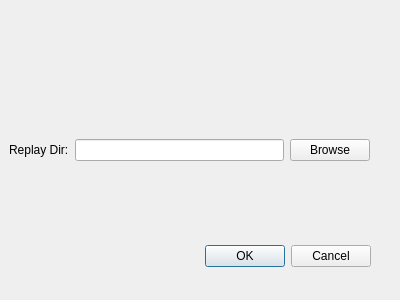
First picture: the form in preferences.ui, repository computerfr33k/Dota2_Replay_Manager, before the edit.
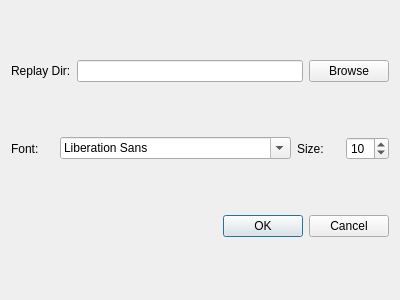
Second picture: the form after the edit.

Commit message: various fixes, added support for changing font type and size

```diff
--- a/preferences.ui
+++ b/preferences.ui
@@ -13,31 +13,8 @@
   <property name="windowTitle">
    <string>Dialog</string>
   </property>
-  <widget class="QDialogButtonBox" name="buttonBox">
-   <property name="geometry">
-    <rect>
-     <x>30</x>
-     <y>240</y>
-     <width>341</width>
-     <height>32</height>
-    </rect>
-   </property>
-   <property name="orientation">
-    <enum>Qt::Horizontal</enum>
-   </property>
-   <property name="standardButtons">
-    <set>QDialogButtonBox::Cancel|QDialogButtonBox::Ok</set>
-   </property>
-  </widget>
-  <widget class="QWidget" name="horizontalLayoutWidget">
-   <property name="geometry">
-    <rect>
-     <x>9</x>
-     <y>110</y>
-     <width>361</width>
-     <height>80</height>
-    </rect>
-   </property>
+  <layout class="QVBoxLayout" name="verticalLayout">
+   <item>
    <layout class="QHBoxLayout" name="horizontalLayout">
     <item>
      <widget class="QLabel" name="label">
@@ -57,7 +34,46 @@
      </widget>
     </item>
    </layout>
-  </widget>
+   </item>
+   <item>
+    <layout class="QHBoxLayout" name="horizontalLayout_2">
+     <item>
+      <widget class="QLabel" name="label_2">
+       <property name="text">
+        <string>Font:</string>
+       </property>
+      </widget>
+     </item>
+     <item>
+      <widget class="QFontComboBox" name="fontComboBox"/>
+     </item>
+     <item>
+      <widget class="QLabel" name="label_3">
+       <property name="text">
+        <string>Size:</string>
+       </property>
+      </widget>
+     </item>
+     <item>
+      <widget class="QSpinBox" name="spinBox">
+       <property name="value">
+        <number>10</number>
+       </property>
+      </widget>
+     </item>
+    </layout>
+   </item>
+   <item>
+    <widget class="QDialogButtonBox" name="buttonBox">
+     <property name="orientation">
+      <enum>Qt::Horizontal</enum>
+     </property>
+     <property name="standardButtons">
+      <set>QDialogButtonBox::Cancel|QDialogButtonBox::Ok</set>
+     </property>
+    </widget>
+   </item>
+  </layout>
  </widget>
  <resources/>
  <connections>
```
Lines whose indentation alone changed are shown as unchanged. The commit also changes 6 other files.
